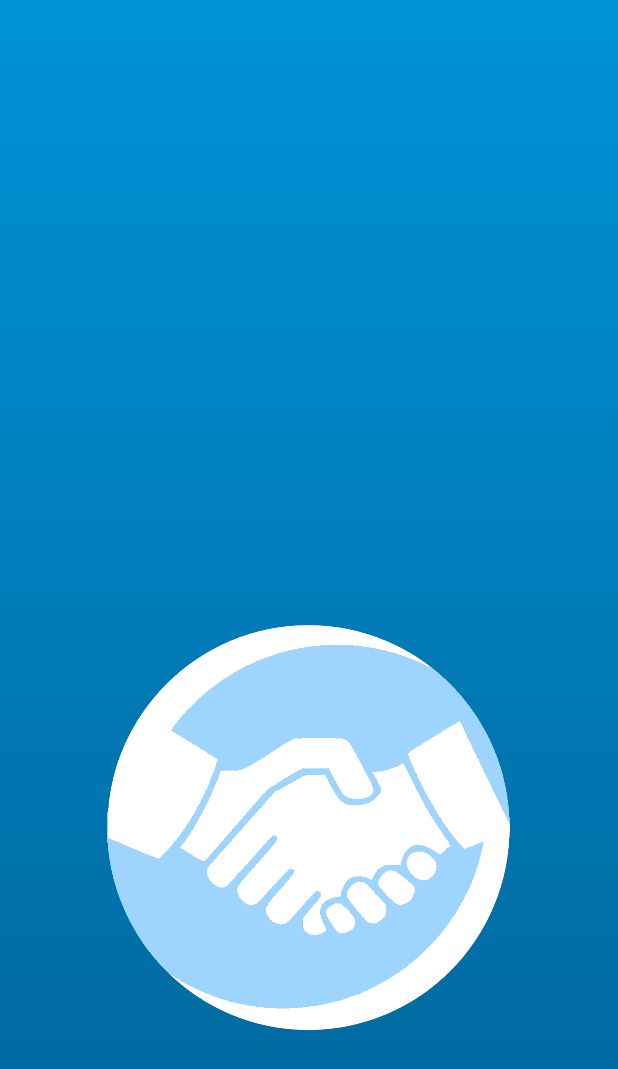
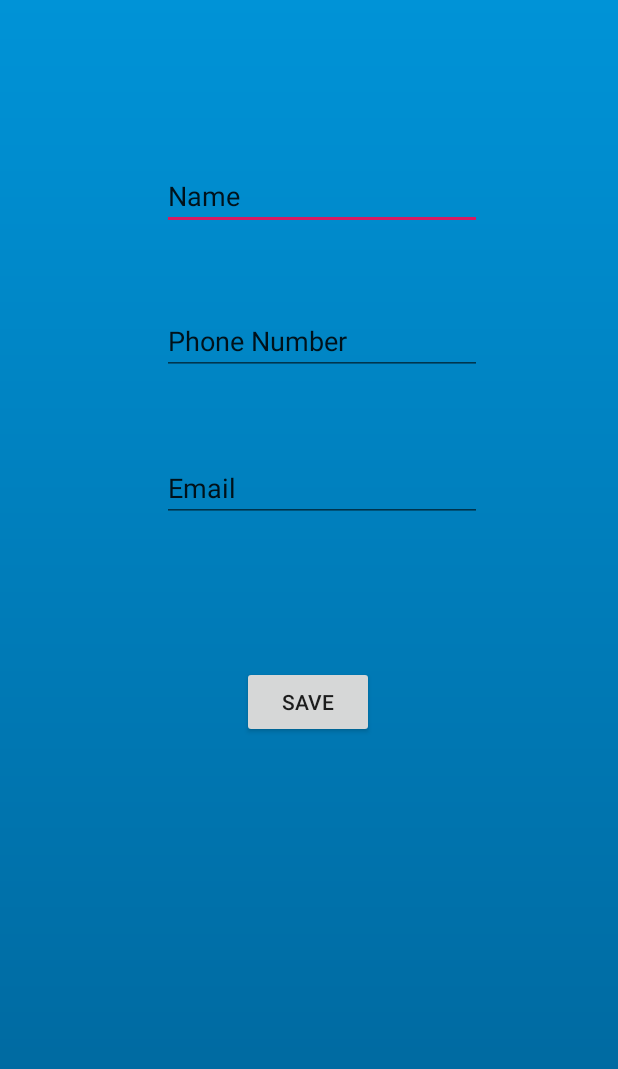
Before and after one commit to Jeremy461/NFCApp, an Android app: the screen it shows after launch (MainActivity before the commit, SetupActivity after it), on a phone screen of 412 x 824 dp. Shown: the top 1069 px of the screen. Run offline under Robolectric (Android 15) with nearby library versions, the phone set to English and light mode, and no system bars; libraries missing offline, so code that uses them is left out: com.twitter.sdk; plain views replace TwitterLoginButton.

Commit message:
Create vcard file from user input

```diff
--- a/app/src/main/AndroidManifest.xml
+++ b/app/src/main/AndroidManifest.xml
@@ -3,6 +3,8 @@
           package="com.example.myapplication">
 
     <uses-permission android:name="android.permission.NFC"/>
+    <uses-permission android:name="android.permission.WRITE_EXTERNAL_STORAGE" />
+    <uses-permission android:name="android.permission.READ_EXTERNAL_STORAGE" />
 
     <uses-feature
             android:name="android.hardware.nfc"
@@ -16,11 +18,15 @@
             android:supportsRtl="true"
             android:theme="@style/AppTheme">
 
-        <activity android:name="com.example.myapplication.MainActivity">
+        <activity android:name="com.example.myapplication.SetupActivity">
             <intent-filter>
                 <action android:name="android.intent.action.MAIN"/>
                 <category android:name="android.intent.category.LAUNCHER"/>
             </intent-filter>
+        </activity>
+
+        <activity android:name="com.example.myapplication.MainActivity">
+
         </activity>
 
         <activity android:name="com.example.myapplication.SenderActivity"
--- a/app/src/main/java/com/example/myapplication/ReceiverActivity.java
+++ b/app/src/main/java/com/example/myapplication/ReceiverActivity.java
@@ -6,14 +6,11 @@ import android.nfc.NdefMessage;
 import android.nfc.NdefRecord;
 import android.nfc.NfcAdapter;
 import android.os.Bundle;
-import android.os.Debug;
 import android.os.Parcelable;
 import android.support.annotation.Nullable;
 import android.support.v7.app.AppCompatActivity;
-import android.util.Log;
 import android.widget.TextView;
 import android.widget.Toast;
-import com.example.myapplication.R;
 import com.twitter.sdk.android.core.*;
 import com.twitter.sdk.android.core.models.User;
 
--- /dev/null
+++ b/app/src/main/java/com/example/myapplication/SetupActivity.java
@@ -0,0 +1,102 @@
+package com.example.myapplication;
+
+import android.Manifest;
+import android.app.Activity;
+import android.content.pm.PackageManager;
+import android.os.Bundle;
+import android.os.Environment;
+import android.os.StrictMode;
+import android.support.v4.app.ActivityCompat;
+import android.util.Log;
+import android.view.View;
+import android.widget.Button;
+import android.widget.EditText;
+import android.widget.Toast;
+
+import java.io.File;
+import java.io.FileWriter;
+import java.io.IOException;
+import java.util.Calendar;
+
+public class SetupActivity extends Activity {
+
+    private EditText etname, etphon,etmail;
+    private Button btn;
+    private static final String VCF_DIRECTORY = "/vcf_directory";
+    private File vcfFile;
+
+    // Storage Permissions
+    private static final int REQUEST_EXTERNAL_STORAGE = 1;
+    private static String[] PERMISSIONS_STORAGE = {
+            Manifest.permission.READ_EXTERNAL_STORAGE,
+            Manifest.permission.WRITE_EXTERNAL_STORAGE
+    };
+
+    @Override
+    protected void onCreate(Bundle savedInstanceState) {
+        super.onCreate(savedInstanceState);
+
+        setContentView(R.layout.activity_setup);
+
+        etname = findViewById(R.id.et_name);
+        etphon = findViewById(R.id.et_phone);
+        etmail = findViewById(R.id.et_email);
+        btn = findViewById(R.id.save_button);
+
+        StrictMode.VmPolicy.Builder builder = new StrictMode.VmPolicy.Builder();
+        StrictMode.setVmPolicy(builder.build());
+        verifyStoragePermissions(SetupActivity.this);
+
+        btn.setOnClickListener(new View.OnClickListener() {
+            @Override
+            public void onClick(View v) {
+                try {
+                    File vdfdirectory = new File(
+                            Environment.getExternalStorageDirectory() + VCF_DIRECTORY);
+                    if (!vdfdirectory.exists()) {
+                        vdfdirectory.mkdirs();
+                        vdfdirectory.createNewFile();
+                    }
+
+                    Log.d("LOG", vdfdirectory.getAbsolutePath());
+
+                    File vcfFile = new File(vdfdirectory, "android_" + Calendar.getInstance().getTimeInMillis() + ".vcf");
+
+                    FileWriter fw = new FileWriter(vcfFile);
+                    fw.write("BEGIN:VCARD\r\n");
+                    fw.write("VERSION:3.0\r\n");
+                    fw.write("FN:" + etname.getText().toString() + "\r\n");
+                    fw.write("TEL;TYPE=WORK,VOICE:" + etphon.getText().toString() + "\r\n");
+                    fw.write("EMAIL;TYPE=PREF,INTERNET:" + etmail.getText().toString() + "\r\n");
+                    fw.write("END:VCARD\r\n");
+                    fw.flush();
+                    fw.close();
+
+                    Toast.makeText(SetupActivity.this, "Created!", Toast.LENGTH_SHORT).show();
+
+//                    Intent i = new Intent(); //this will import vcf in contact list
+//                    i.setAction(android.content.Intent.ACTION_VIEW);
+//                    i.setDataAndType(Uri.fromFile(vcfFile), "text/x-vcard");
+//                    startActivity(i);
+
+                } catch (IOException e) {
+                    e.printStackTrace();
+                }
+            }
+        });
+    }
+
+    public static void verifyStoragePermissions(Activity activity) {
+        // Check if we have write permission
+        int permission = ActivityCompat.checkSelfPermission(activity, Manifest.permission.WRITE_EXTERNAL_STORAGE);
+
+        if (permission != PackageManager.PERMISSION_GRANTED) {
+            // We don't have permission so prompt the user
+            ActivityCompat.requestPermissions(
+                    activity,
+                    PERMISSIONS_STORAGE,
+                    REQUEST_EXTERNAL_STORAGE
+            );
+        }
+    }
+}
--- /dev/null
+++ b/app/src/main/res/layout/activity_setup.xml
@@ -0,0 +1,53 @@
+<?xml version="1.0" encoding="utf-8"?>
+<android.support.constraint.ConstraintLayout xmlns:android="http://schemas.android.com/apk/res/android"
+                                             xmlns:app="http://schemas.android.com/apk/res-auto" xmlns:tools="http://schemas.android.com/tools" android:layout_width="match_parent"
+                                             android:layout_height="match_parent"
+                                             android:background="@drawable/background_gradient">
+
+    <EditText
+            android:layout_width="wrap_content"
+            android:layout_height="wrap_content"
+            android:inputType="textPersonName"
+            android:text="Name"
+            android:ems="10"
+            android:id="@+id/et_name" android:layout_marginTop="8dp"
+            app:layout_constraintTop_toTopOf="parent" android:layout_marginStart="8dp"
+            app:layout_constraintStart_toStartOf="parent" android:layout_marginLeft="8dp"
+            android:layout_marginBottom="8dp" app:layout_constraintBottom_toBottomOf="parent"
+            android:layout_marginEnd="8dp" app:layout_constraintEnd_toEndOf="parent" android:layout_marginRight="8dp"
+            app:layout_constraintHorizontal_bias="0.549" app:layout_constraintVertical_bias="0.131"/>
+    <EditText
+            android:layout_width="wrap_content"
+            android:layout_height="wrap_content"
+            android:inputType="phone"
+            android:ems="10"
+            android:id="@+id/et_phone"
+            app:layout_constraintStart_toStartOf="parent" android:layout_marginLeft="8dp"
+            android:layout_marginStart="8dp" app:layout_constraintEnd_toEndOf="parent" android:layout_marginEnd="8dp"
+            android:layout_marginRight="8dp" android:layout_marginBottom="8dp"
+            app:layout_constraintBottom_toBottomOf="parent" android:layout_marginTop="8dp"
+            app:layout_constraintTop_toTopOf="parent" app:layout_constraintHorizontal_bias="0.549"
+            app:layout_constraintVertical_bias="0.258" android:text="Phone Number"/>
+    <EditText
+            android:layout_width="wrap_content"
+            android:layout_height="wrap_content"
+            android:inputType="textEmailAddress"
+            android:ems="10"
+            android:id="@+id/et_email"
+            app:layout_constraintStart_toStartOf="parent" android:layout_marginLeft="16dp"
+            android:layout_marginStart="16dp" android:layout_marginBottom="8dp"
+            app:layout_constraintBottom_toBottomOf="parent" android:layout_marginEnd="8dp"
+            app:layout_constraintEnd_toEndOf="parent" android:layout_marginRight="8dp" android:layout_marginTop="8dp"
+            app:layout_constraintTop_toTopOf="parent" app:layout_constraintHorizontal_bias="0.528"
+            app:layout_constraintVertical_bias="0.386" android:text="Email"/>
+    <Button
+            android:text="Save"
+            android:layout_width="wrap_content"
+            android:layout_height="wrap_content"
+            android:id="@+id/save_button" android:layout_marginTop="8dp"
+            app:layout_constraintTop_toTopOf="parent" app:layout_constraintStart_toStartOf="parent"
+            android:layout_marginLeft="8dp" android:layout_marginStart="8dp" android:layout_marginBottom="8dp"
+            app:layout_constraintBottom_toBottomOf="parent" app:layout_constraintEnd_toEndOf="parent"
+            android:layout_marginEnd="8dp" android:layout_marginRight="8dp" app:layout_constraintHorizontal_bias="0.498"
+            app:layout_constraintVertical_bias="0.574"/>
+</android.support.constraint.ConstraintLayout>
```
